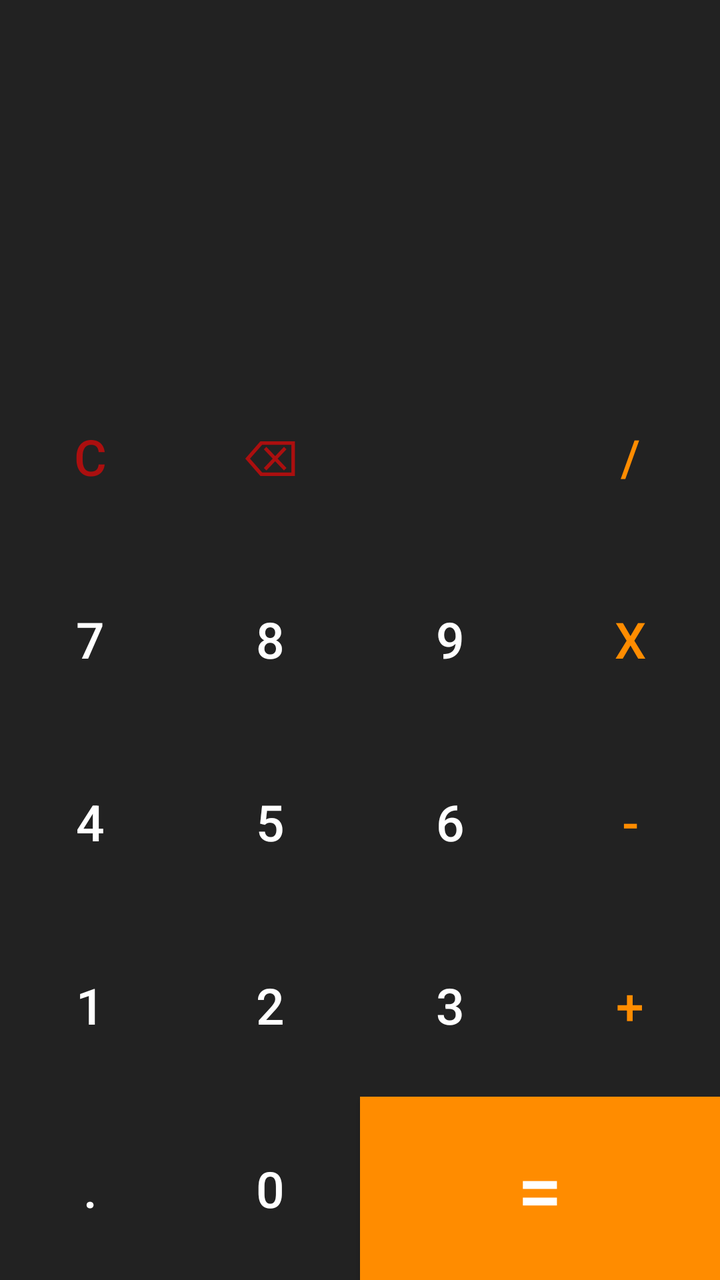
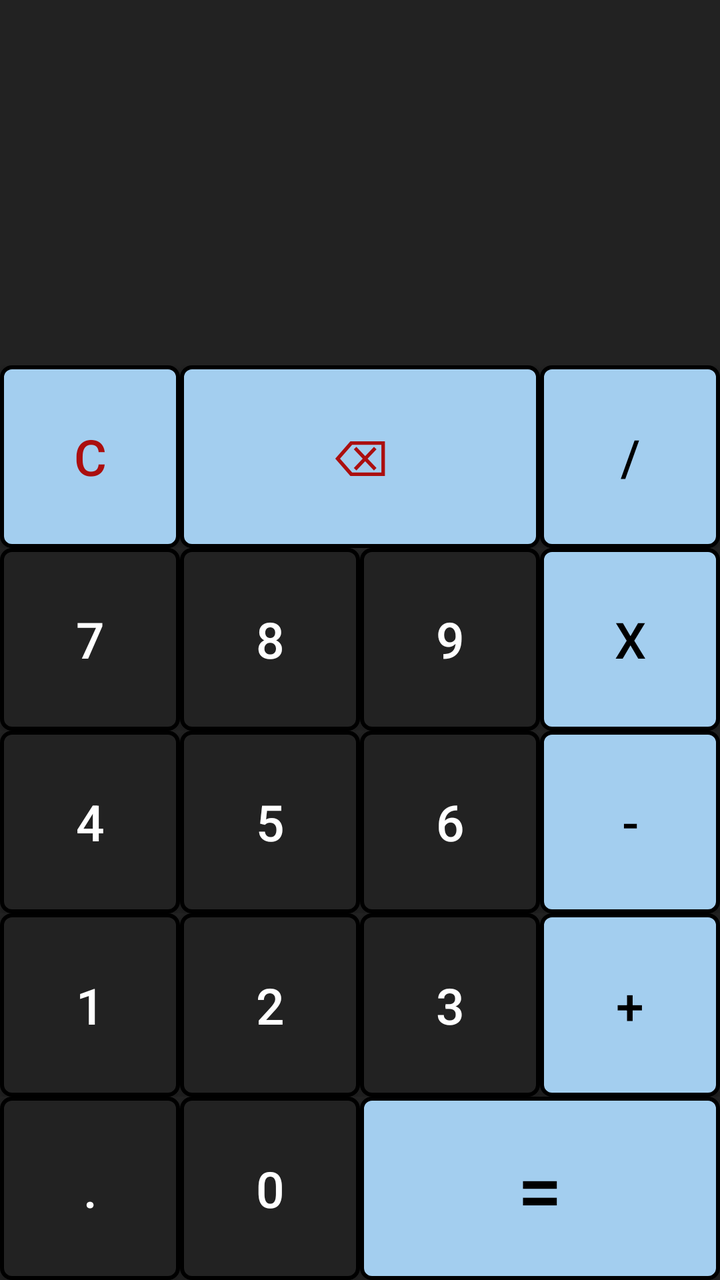

The first picture is an Android layout as it rendered before a commit; the second is the same layout after the commit. The layout source and the unified diff follow.
<!-- AndroidManifest.xml: application theme Theme.CalculadoraCM21141 -->
<!-- res/layout/activity_main.xml -->
<?xml version="1.0" encoding="utf-8"?>
<LinearLayout xmlns:android="http://schemas.android.com/apk/res/android"
    xmlns:app="http://schemas.android.com/apk/res-auto"
    xmlns:tools="http://schemas.android.com/tools"
    android:id="@+id/main"
    android:layout_width="match_parent"
    android:layout_height="match_parent"
    android:background="@color/almostBlack"
    android:orientation="vertical"
    tools:context=".MainActivity"
    tools:ignore="HardcodedText">

    <androidx.constraintlayout.widget.ConstraintLayout

        android:layout_width="match_parent"
        android:layout_height="0dp"
        android:layout_weight="2"
        android:padding="20dp">

        <TextView
            android:id="@+id/workingsTV"
            android:layout_width="match_parent"
            android:layout_height="wrap_content"
            android:lines="2"
            android:maxLines="2"
            android:text=""
            android:textAlignment="textEnd"
            android:textColor="@color/white"
            android:textSize="25sp"
            app:layout_constraintBottom_toTopOf="@+id/resultsTV"
            app:layout_constraintEnd_toEndOf="parent"
            app:layout_constraintHorizontal_bias="1.0"
            app:layout_constraintStart_toStartOf="parent"
            app:layout_constraintTop_toTopOf="parent"
            app:layout_constraintVertical_bias="0.45" />

        <TextView
            android:id="@+id/resultsTV"
            android:layout_width="match_parent"
            android:layout_height="wrap_content"
            android:lines="1"
            android:maxLines="1"
            android:text=""
            android:textAlignment="textEnd"
            android:textColor="@color/white"
            android:textSize="40sp"
            app:layout_constraintBottom_toBottomOf="parent"
            app:layout_constraintEnd_toEndOf="parent"
            app:layout_constraintHorizontal_bias="1.0"
            app:layout_constraintStart_toStartOf="parent"
            app:layout_constraintTop_toTopOf="parent"
            app:layout_constraintVertical_bias="0.978" />

    </androidx.constraintlayout.widget.ConstraintLayout>

    <LinearLayout style="@style/buttonRow">

        <Button
            style="@style/buttonNumber"
            android:onClick="allClearAction"
            android:text="C"
            android:textColor="@color/red" />

        <Button
            style="@style/buttonNumber"
            android:onClick="backSpaceAction"
            android:text="⌫"
            android:textColor="@color/red" />

        <Button
            style="@style/buttonNumber"
            android:text=""
             />

        <Button
            style="@style/buttonOperator"
            android:text="/" />

    </LinearLayout>

    <LinearLayout style="@style/buttonRow">

        <Button
            style="@style/buttonNumber"
            android:text="7" />

        <Button
            style="@style/buttonNumber"
            android:text="8" />

        <Button
            style="@style/buttonNumber"
            android:text="9" />

        <Button
            style="@style/buttonOperator"
            android:text="X" />

    </LinearLayout>

    <LinearLayout style="@style/buttonRow">

        <Button
            style="@style/buttonNumber"
            android:text="4" />

        <Button
            style="@style/buttonNumber"
            android:text="5" />

        <Button
            style="@style/buttonNumber"
            android:text="6" />

        <Button
            style="@style/buttonOperator"
            android:text="-" />

    </LinearLayout>

    <LinearLayout style="@style/buttonRow">

        <Button
            style="@style/buttonNumber"
            android:text="1" />

        <Button
            style="@style/buttonNumber"
            android:text="2" />

        <Button
            style="@style/buttonNumber"
            android:text="3" />

        <Button
            style="@style/buttonOperator"
            android:text="+" />

    </LinearLayout>

    <LinearLayout style="@style/buttonRow">

        <Button
            style="@style/buttonNumber"
            android:text="." />

        <Button
            style="@style/buttonNumber"
            android:text="0"

            />

        <Button
            style="@style/buttonNumber"
            android:layout_weight="2"
            android:background="@color/orange"
            android:onClick="equalsAction"
            android:text="="
            android:textSize="40sp" />


    </LinearLayout>


</LinearLayout>
<!-- resources referenced by this layout -->
<resources>
  <color name="almostBlack">#222</color>
  <color name="orange">#FF8c00</color>
  <color name="red">#ab0f0f</color>
  <color name="white">#FFFFFFFF</color>
  <style name="buttonNumber">
          <item name="android:layout_weight">1</item>
          <item name="android:layout_width">0dp</item>
          <item name="android:layout_height">match_parent</item>
          <item name="android:background">@null</item>
          <item name="android:textSize">25sp</item>
          <item name="android:textColor">@color/white</item>
          <item name="android:onClick">numberAction</item>
  
      </style>
  <style name="buttonOperator">
          <item name="android:layout_weight">1</item>
          <item name="android:layout_width">0dp</item>
          <item name="android:layout_height">match_parent</item>
          <item name="android:background">@null</item>
          <item name="android:textSize">25sp</item>
          <item name="android:textColor">@color/orange</item>
          <item name="android:onClick">operationAction</item>
      </style>
  <style name="buttonRow">
          <item name="android:layout_weight">1</item>
          <item name="android:layout_width">match_parent</item>
          <item name="android:layout_height">0dp</item>
      </style>
  <style name="Theme.CalculadoraCM21141" parent="Base.Theme.CalculadoraCM21141" />
  <style name="Base.Theme.CalculadoraCM21141" parent="Theme.AppCompat">
          
          
          <item name="colorPrimary">@color/orange</item>
          <item name="colorPrimaryVariant">@color/almostBlack</item>
          <item name="colorOnPrimary">@color/white</item>
      </style>
</resources>

<!-- the commit's change to res/layout/activity_main.xml (unified diff, before → after) -->
@@ -56,25 +56,22 @@
     <LinearLayout style="@style/buttonRow">
 
         <Button
-            style="@style/buttonNumber"
+            style="@style/buttonOperator"
             android:onClick="allClearAction"
             android:text="C"
             android:textColor="@color/red" />
 
         <Button
-            style="@style/buttonNumber"
+            style="@style/buttonOperator"
+            android:layout_weight="2"
             android:onClick="backSpaceAction"
             android:text="⌫"
             android:textColor="@color/red" />
 
         <Button
-            style="@style/buttonNumber"
-            android:text=""
-             />
-
-        <Button
             style="@style/buttonOperator"
-            android:text="/" />
+            android:text="/"
+            android:textColor="@color/black" />
 
     </LinearLayout>
 
@@ -94,7 +91,8 @@
 
         <Button
             style="@style/buttonOperator"
-            android:text="X" />
+            android:text="X"
+            android:textColor="@color/black" />
 
     </LinearLayout>
 
@@ -114,7 +112,8 @@
 
         <Button
             style="@style/buttonOperator"
-            android:text="-" />
+            android:text="-"
+            android:textColor="@color/black" />
 
     </LinearLayout>
 
@@ -134,7 +133,8 @@
 
         <Button
             style="@style/buttonOperator"
-            android:text="+" />
+            android:text="+"
+            android:textColor="@color/black" />
 
     </LinearLayout>
 
@@ -146,16 +146,15 @@
 
         <Button
             style="@style/buttonNumber"
-            android:text="0"
 
-            />
+            android:text="0" />
 
         <Button
-            style="@style/buttonNumber"
+            style="@style/buttonOperator"
             android:layout_weight="2"
-            android:background="@color/orange"
             android:onClick="equalsAction"
             android:text="="
+            android:textColor="@color/black"
             android:textSize="40sp" />
 
 
<!-- resource entries referenced after the edit -->
@@ -1,14 +1,14 @@
 <!-- resources referenced by this layout -->
 <resources>
   <color name="almostBlack">#222</color>
-  <color name="orange">#FF8c00</color>
+  <color name="black">#FF000000</color>
   <color name="red">#ab0f0f</color>
   <color name="white">#FFFFFFFF</color>
   <style name="buttonNumber">
           <item name="android:layout_weight">1</item>
           <item name="android:layout_width">0dp</item>
           <item name="android:layout_height">match_parent</item>
-          <item name="android:background">@null</item>
+          <item name="android:background">@drawable/boton_numero</item>
           <item name="android:textSize">25sp</item>
           <item name="android:textColor">@color/white</item>
           <item name="android:onClick">numberAction</item>
@@ -18,9 +18,9 @@
           <item name="android:layout_weight">1</item>
           <item name="android:layout_width">0dp</item>
           <item name="android:layout_height">match_parent</item>
-          <item name="android:background">@null</item>
+          <item name="android:background">@drawable/boton_operadores</item>
           <item name="android:textSize">25sp</item>
-          <item name="android:textColor">@color/orange</item>
+          <item name="android:textColor">@color/celeste</item>
           <item name="android:onClick">operationAction</item>
       </style>
   <style name="buttonRow">
@@ -28,13 +28,33 @@
           <item name="android:layout_width">match_parent</item>
           <item name="android:layout_height">0dp</item>
       </style>
-  <style name="Theme.CalculadoraCM21141" parent="Base.Theme.CalculadoraCM21141" />
-  <style name="Base.Theme.CalculadoraCM21141" parent="Theme.AppCompat">
+  <style name="Theme.IpamCalculadora" parent="Base.Theme.IpamCalculadora" />
+  <!-- drawable boton_numero (drawable) -->
+  <?xml version="1.0" encoding="utf-8"?>
+  <shape xmlns:android="http://schemas.android.com/apk/res/android">
+      <solid android:color="@color/almostBlack"/>
+      <stroke
+          android:width="2dp"
+          android:color="@color/black"/>
+      <corners android:radius="5dp"/>
+  </shape>
+  <!-- drawable boton_operadores (drawable) -->
+  <?xml version="1.0" encoding="utf-8"?>
+  <shape xmlns:android="http://schemas.android.com/apk/res/android">
+      <solid android:color="@color/celeste"/>
+      <stroke
+          android:width="2dp"
+          android:color="@color/black"/>
+      <corners android:radius="5dp"/>
+  </shape>
+  <color name="celeste">#A3CEEF</color>
+  <style name="Base.Theme.IpamCalculadora" parent="Theme.AppCompat">
           
           
-          <item name="colorPrimary">@color/orange</item>
+          <item name="colorPrimary">@color/celeste</item>
           <item name="colorPrimaryVariant">@color/almostBlack</item>
-          <item name="colorOnPrimary">@color/white</item>
+          <item name="colorOnPrimary">@color/black</item>
+          <item name="android:textColorPrimary">@color/almostBlack</item>
       </style>
 </resources>
 
